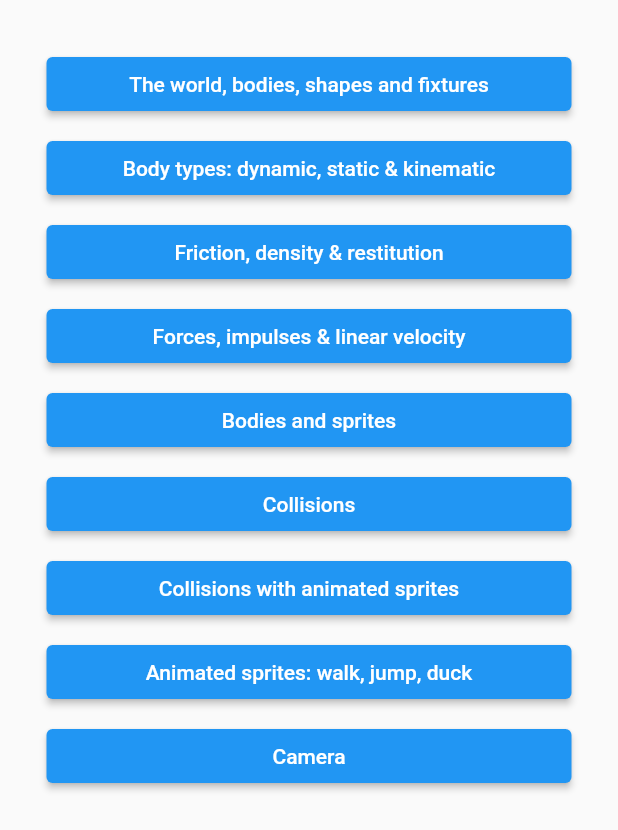
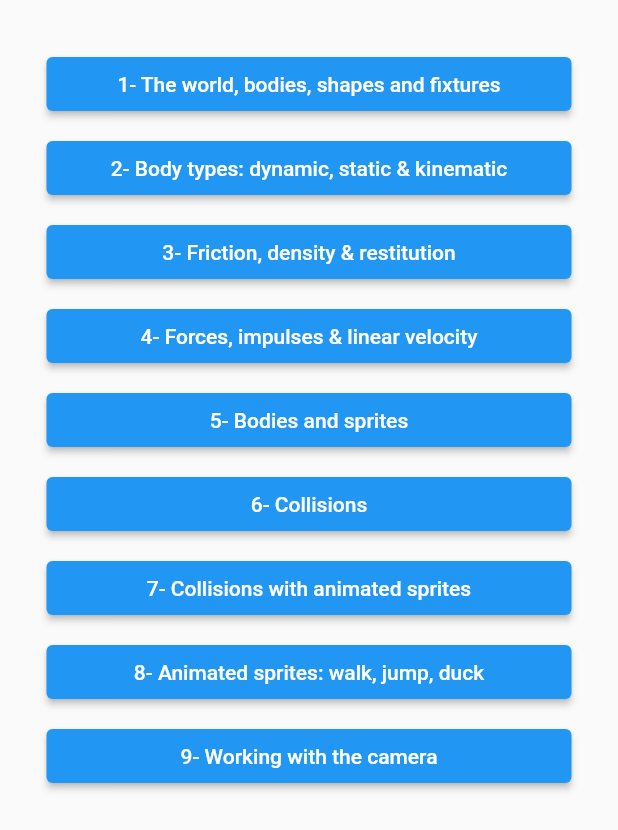
Before and after one commit to Yayo-Arellano/flutter_games_compilation, a Flutter app: the screen it shows after launch, on a phone screen of 412 x 824 dp. Shown: the top 830 px of the screen. Run offline on Flutter 3.47's test engine with Material 2 defaults, Android fonts, the phone set to English and light mode, and no system bars; our stand-ins replace sensors_plus, shared_preferences; missing offline and left inert: flame, flame_forge2d.

Commit message:
Minor code improvements and update examples to Flame 1.7.2

```diff
--- a/flutter_learn_flame/lib/lesson_06/objects/object_state.dart
+++ b/flutter_learn_flame/lib/lesson_06/objects/object_state.dart
@@ -1,6 +1,3 @@
-import 'package:flame/components.dart';
-import 'package:flame_forge2d/flame_forge2d.dart';
-import 'package:flutter_learn_flame/my_game.dart';
 
 enum ObjectState {
   normal,
--- a/flutter_learn_flame/lib/lesson_09/objects/platform.dart
+++ b/flutter_learn_flame/lib/lesson_09/objects/platform.dart
@@ -30,9 +30,7 @@ class Platform extends BodyComponent {
     );
 
     final shape = PolygonShape()..setAsBoxXY(.85, .15);
-
     final fixtureDef = FixtureDef(shape)..friction = .7;
-
     return world.createBody(bodyDef)..createFixture(fixtureDef);
   }
 }
--- a/flutter_learn_flame/lib/lesson_menu.dart
+++ b/flutter_learn_flame/lib/lesson_menu.dart
@@ -15,39 +15,39 @@ class LessonMenu extends StatelessWidget {
             children: const [
               SizedBox(height: 32),
               ButtonItem(
-                title: 'The world, bodies, shapes and fixtures',
+                title: '1- The world, bodies, shapes and fixtures',
                 route: Routes.lesson01,
               ),
               ButtonItem(
-                title: 'Body types: dynamic, static & kinematic',
+                title: '2- Body types: dynamic, static & kinematic',
                 route: Routes.lesson02,
               ),
               ButtonItem(
-                title: 'Friction, density & restitution',
+                title: '3- Friction, density & restitution',
                 route: Routes.lesson03,
               ),
               ButtonItem(
-                title: 'Forces, impulses & linear velocity',
+                title: '4- Forces, impulses & linear velocity',
                 route: Routes.lesson04,
               ),
               ButtonItem(
-                title: 'Bodies and sprites',
+                title: '5- Bodies and sprites',
                 route: Routes.lesson05,
               ),
               ButtonItem(
-                title: 'Collisions',
+                title: '6- Collisions',
                 route: Routes.lesson06,
               ),
               ButtonItem(
-                title: 'Collisions with animated sprites',
+                title: '7- Collisions with animated sprites',
                 route: Routes.lesson07,
               ),
               ButtonItem(
-                title: 'Animated sprites: walk, jump, duck',
+                title: '8- Animated sprites: walk, jump, duck',
                 route: Routes.lesson08,
               ),
               ButtonItem(
-                title: 'Camera',
+                title: '9- Working with the camera',
                 route: Routes.lesson09,
               ),
             ],
--- a/flutter_learn_flame/pubspec.yaml
+++ b/flutter_learn_flame/pubspec.yaml
@@ -10,8 +10,8 @@ dependencies:
   flutter:
     sdk: flutter
 
-  flame: ^1.6.0
-  flame_forge2d: ^0.12.5
+  flame: ^1.7.2
+  flame_forge2d: ^0.13.0
 
 dev_dependencies:
   flutter_test:
```
Also changed, not shown: flutter_learn_flame/lib/lesson_08/objects/robot.dart (+6 -5 lines), flutter_learn_flame/lib/lesson_09/game_lesson_09.dart (+27 -13 lines), new_super_jumper/lib/my_game.dart (+3 -7 lines), new_super_jumper/pubspec.yaml (+4 -4 lines), flutter_learn_flame/pubspec.lock, new_super_jumper/pubspec.lock, 1 other file.
